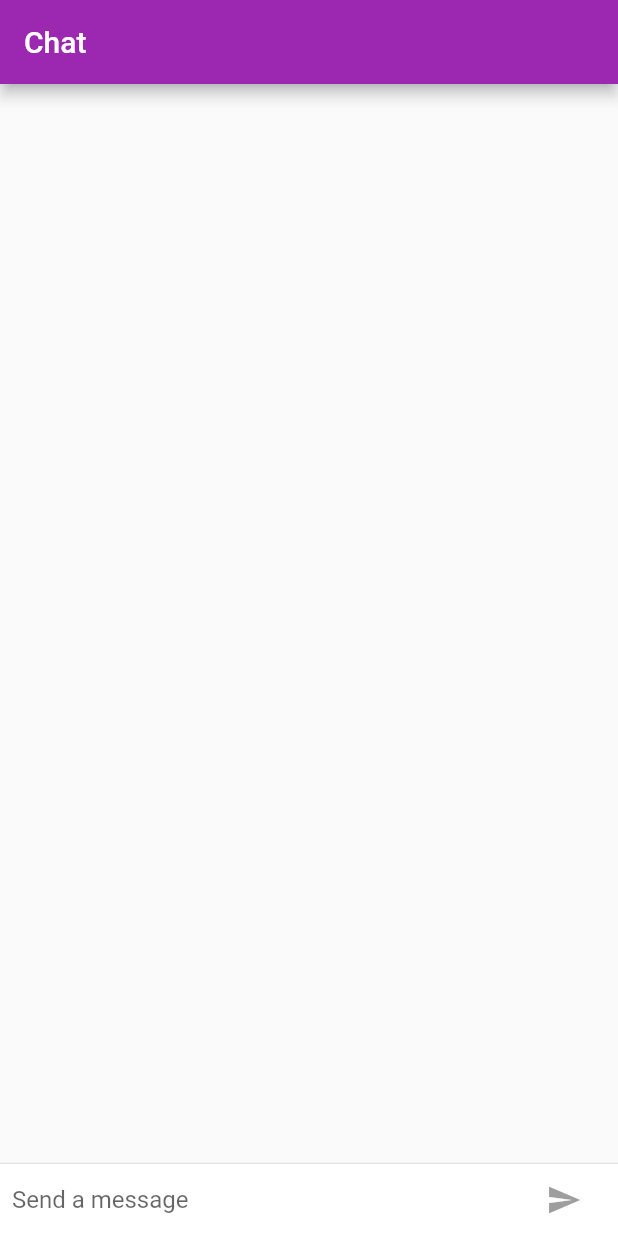
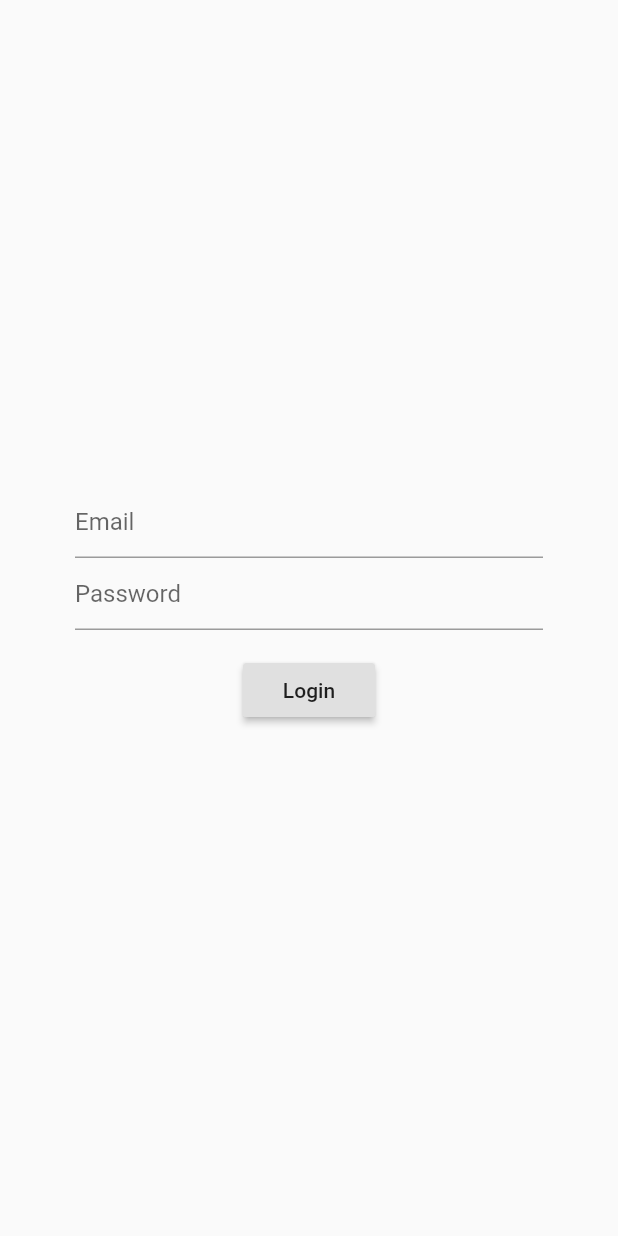
Before and after one commit to ics042/flutter_chat, a Flutter app: the screen it shows after launch, on a phone screen of 412 x 824 dp. Run offline on Flutter 3.47's test engine with Material 2 defaults, Android fonts, the phone set to English and light mode, and no system bars; our stand-ins replace cloud_firestore, firebase_auth; accounts and stored records are empty.

Commit message:
add login

```diff
--- a/lib/main.dart
+++ b/lib/main.dart
@@ -3,20 +3,21 @@ import 'package:flutter/foundation.dart';
 import 'package:flutter/material.dart';
 
 import 'package:flutter_chat/ui/chat/chat_page.dart';
+import 'package:flutter_chat/ui/auth/login_page.dart';
 
 void main() {
   runApp(ChatApp());
 }
 
 final ThemeData kIOSTheme = ThemeData(
-  primarySwatch: Colors.orange,
+  primarySwatch: Colors.red,
   primaryColor: Colors.grey[100],
   primaryColorBrightness: Brightness.light,
 );
 
 final ThemeData kDefaultTheme = ThemeData(
   primarySwatch: Colors.purple,
-  accentColor: Colors.orangeAccent[400],
+  accentColor: Colors.red[300],
 );
 
 class ChatApp extends StatelessWidget {
@@ -27,7 +28,10 @@ class ChatApp extends StatelessWidget {
       theme: defaultTargetPlatform == TargetPlatform.iOS
           ? kIOSTheme
           : kDefaultTheme,
-      home: ChatPage(),
+      routes: {
+        '/chat': (BuildContext context) => ChatPage()
+      },
+      home: LoginPage(),
     );
   }
 }
--- /dev/null
+++ b/lib/ui/auth/login_page.dart
@@ -0,0 +1,116 @@
+import 'package:flutter/material.dart';
+import 'package:flutter/services.dart';
+
+import 'package:firebase_auth/firebase_auth.dart';
+
+
+class LoginPage extends StatelessWidget {
+  @override
+  Widget build(BuildContext context) {
+    return Scaffold(
+      body: _Login(),
+    );
+  }
+}
+
+class _Login extends StatefulWidget {
+  @override
+  _LoginState createState() => _LoginState();
+
+}
+
+class _LoginState extends State<_Login> {
+
+  final TextEditingController _emailController = TextEditingController();
+  final TextEditingController _passwordController = TextEditingController();
+  final _formKey = GlobalKey<FormState>();
+  final FirebaseAuth _auth = FirebaseAuth.instance;
+
+  bool _isSubmitting;
+
+  @override
+  void initState() {
+    _isSubmitting = false;
+    super.initState();
+  }
+
+  @override
+  void dispose() {
+    _emailController.dispose();
+    _passwordController.dispose();
+    super.dispose();
+  }
+
+  @override
+  Widget build(BuildContext context) {
+    return Padding(
+      padding: const EdgeInsets.symmetric(horizontal: 50.0, vertical: 20.0),
+      child: Form(
+        key: _formKey,
+        child: Column(
+          crossAxisAlignment: CrossAxisAlignment.start,
+          mainAxisAlignment: MainAxisAlignment.center,
+          children: <Widget>[
+            TextFormField(
+              controller: _emailController,
+              decoration: InputDecoration(hintText: 'Email'),
+              validator: (value) {
+                if (value.isEmpty) {
+                  return 'Please enter email';
+                }
+              },
+            ),
+            TextFormField(
+              controller: _passwordController,
+              obscureText: true,
+              decoration: InputDecoration(hintText: 'Password'),
+              validator: (value) {
+                if (value.isEmpty) {
+                  return 'Please enter password';
+                }
+              },
+            ),
+            Padding(
+              padding: const EdgeInsets.symmetric(vertical: 16.0),
+              child: Center(
+                child: RaisedButton(
+                  onPressed: () {
+                    if (_formKey.currentState.validate()) {
+                      _login();
+                      setState(() {
+                        _isSubmitting = true;
+                      });
+                    }
+                  },
+                  child: _isSubmitting ? CircularProgressIndicator() : Text('Login'),
+                ),
+              ),
+            ),
+          ],
+        ),
+      ),
+    );
+  }
+
+  void _login() async {
+
+    try {
+      final FirebaseUser user = await _auth.signInWithEmailAndPassword(
+        email: _emailController.text,
+        password: _passwordController.text,
+      );
+      if (user != null) {
+        setState(() {
+          _isSubmitting = false;
+        });
+        Navigator.of(context).pushReplacementNamed('/chat');
+      }
+    } on PlatformException catch (e) {
+      setState(() {
+        _isSubmitting = false;
+      });
+      Scaffold.of(context).showSnackBar(SnackBar(content: Text(e.message), duration: Duration(milliseconds: 2000),));
+      print(e.toString());
+    }
+  }
+}
--- a/pubspec.yaml
+++ b/pubspec.yaml
@@ -7,6 +7,9 @@ dependencies:
 
   cupertino_icons: ^0.1.2
   cloud_firestore: ^0.8.0
+  firebase_storage: ^1.0.2
+  image_picker: ^0.4.10
+  firebase_auth: ^0.5.20
 
 dev_dependencies:
   flutter_test:
```
Also changed, not shown: lib/ui/chat/chat_page.dart (+7 -0 lines), pubspec.lock, 1 other file.
